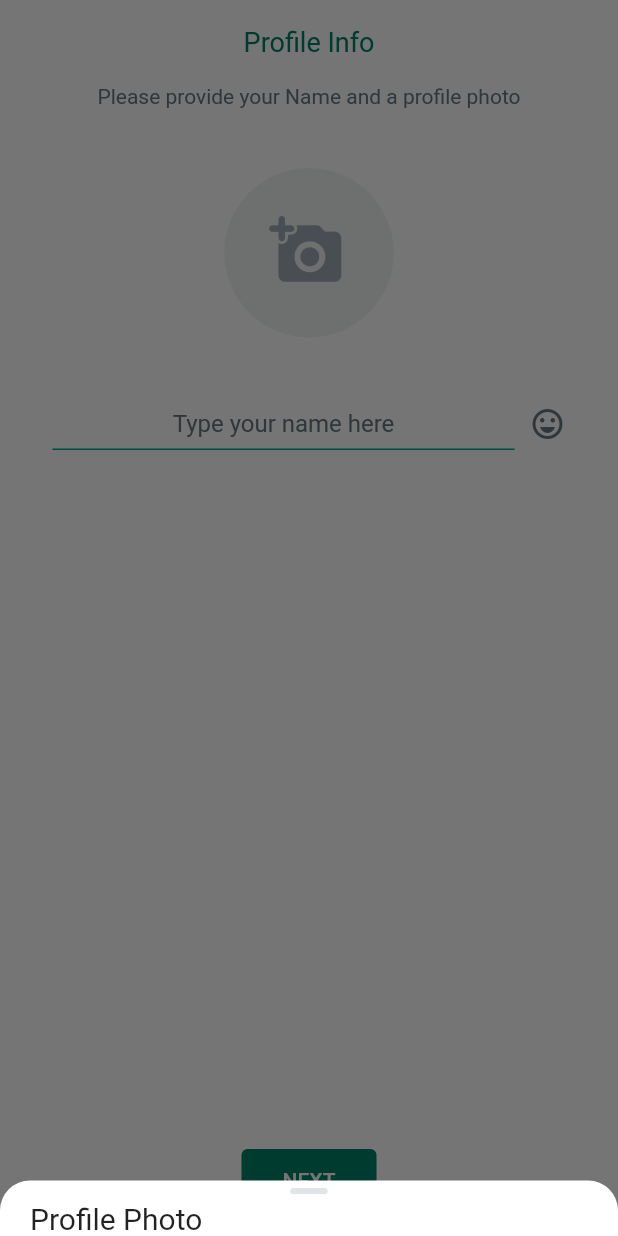
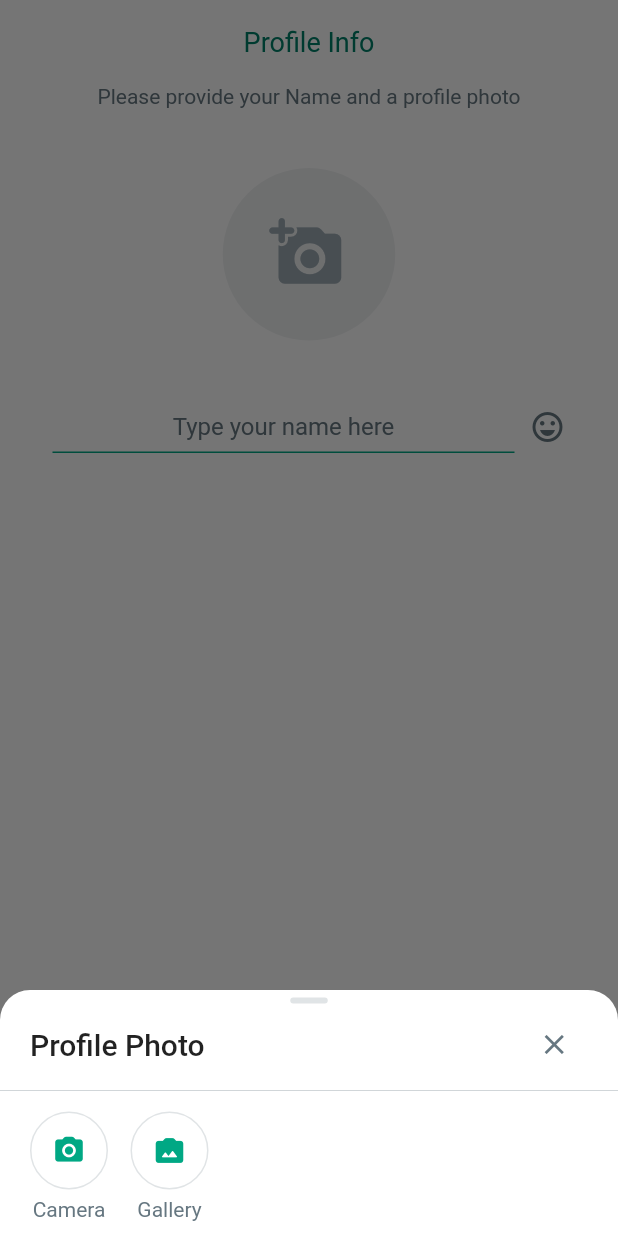
Before and after one commit to tavkeer/WhatsAppCloneFlutter, a Flutter app: the UserInfoPage screen opened by its route, after a tap on the "add a photo" icon, on a phone screen of 412 x 824 dp. Run offline on Flutter 3.47's test engine with Material 2 defaults, Android fonts, the phone set to English and light mode, and no system bars; our stand-ins replace cloud_firestore, country_picker, firebase_auth, firebase_core, firebase_storage, flutter_riverpod and 2 more; missing offline and left inert: photo_manager; accounts and stored records are empty.

Commit message:
wf android

```diff
--- a/lib/common/theme/light_theme.dart
+++ b/lib/common/theme/light_theme.dart
@@ -6,6 +6,9 @@ import 'package:whats_app_messenger/common/utils/color.dart';
 ThemeData lightTheme() {
   final ThemeData base = ThemeData.light();
   return base.copyWith(
+    colorScheme: const ColorScheme.light(
+      background: Coloors.backgroundLight,
+    ),
     scaffoldBackgroundColor: Coloors.backgroundLight,
     extensions: [CustomThemeExtension.lightMode],
     appBarTheme: const AppBarTheme(
--- a/lib/common/widgets/custom_icon_button.dart
+++ b/lib/common/widgets/custom_icon_button.dart
@@ -7,28 +7,42 @@ class CustomIconButton extends StatelessWidget {
   final Color? iconColor;
   final double? iconSize;
   final double? minWidth;
-  const CustomIconButton({
-    Key? key,
+  final Color? background;
+  final BoxBorder? border;
+  const CustomIconButton(
+      {Key? key,
       required this.onTap,
       required this.icon,
       this.iconColor,
       this.iconSize,
       this.minWidth,
-  }) : super(key: key);
+      this.background,
+      this.border})
+      : super(key: key);
 
   @override
   Widget build(BuildContext context) {
-    return IconButton(
-      onPressed: () => onTap,
+    return Container(
+      decoration: BoxDecoration(
+        color: background,
+        shape: BoxShape.circle,
+        border: border,
+      ),
+      child: IconButton(
+        onPressed: onTap,
         icon: Icon(
           icon,
           color: iconColor ?? context.theme.greyColor,
         ),
         splashColor: Colors.transparent,
-      splashRadius: 22,
+        splashRadius: (minWidth ?? 45) - 25,
         iconSize: iconSize ?? 22,
         padding: EdgeInsets.zero,
-      constraints: BoxConstraints(minWidth: minWidth ?? 40),
+        constraints: BoxConstraints(
+          minWidth: minWidth ?? 45,
+          minHeight: minWidth ?? 45,
+        ),
+      ),
     );
   }
 }
--- a/lib/feature/auth/pages/userinfo_page.dart
+++ b/lib/feature/auth/pages/userinfo_page.dart
@@ -1,9 +1,17 @@
-// ignore_for_file: prefer_const_constructors,prefer_const_literals_to_create_immutables
+// ignore_for_file: prefer_const_constructors,prefer_const_literals_to_create_immutables, unnecessary_cast
+
+import 'dart:io';
+import 'dart:typed_data';
 
 import 'package:flutter/material.dart';
+import 'package:image_picker/image_picker.dart';
 import 'package:whats_app_messenger/common/extension/custom_theme_extension.dart';
+import 'package:whats_app_messenger/common/helper/showalert_dialog.dart';
+import 'package:whats_app_messenger/common/utils/color.dart';
 import 'package:whats_app_messenger/common/widgets/custom_elevatee_button.dart';
+import 'package:whats_app_messenger/common/widgets/custom_icon_button.dart';
 import 'package:whats_app_messenger/common/widgets/short_h_bar.dart';
+import 'package:whats_app_messenger/feature/auth/pages/image_picker.dart';
 import 'package:whats_app_messenger/feature/auth/widgets/custom_text_field.dart';
 
 class UserInfoPage extends StatefulWidget {
@@ -14,6 +22,8 @@ class UserInfoPage extends StatefulWidget {
 }
 
 class _UserInfoPageState extends State<UserInfoPage> {
+  File? imageCamera;
+  Uint8List? imageGallery;
   imagePickerTypeBottomSheet() {
     return showModalBottomSheet(
       context: context,
@@ -29,13 +39,107 @@ class _UserInfoPageState extends State<UserInfoPage> {
                 ),
                 Text(
                   'Profile Photo',
-                  style: TextStyle(fontSize: 20),
+                  style: TextStyle(
+                    fontSize: 20,
+                    fontWeight: FontWeight.w500,
+                  ),
+                ),
+                Spacer(),
+                CustomIconButton(
+                  onTap: () => Navigator.pop(context),
+                  icon: Icons.close,
+                ),
+                SizedBox(
+                  width: 20,
                 )
               ],
+            ),
+            Divider(
+              color: context.theme.greyColor!.withOpacity(0.3),
+            ),
+            SizedBox(
+              height: 6,
+            ),
+            Row(
+              children: [
+                SizedBox(
+                  width: 20,
+                ),
+                imagePickerIcon(
+                  onTap: pickImageFromcamera,
+                  icon: Icons.camera_alt_rounded,
+                  text: "Camera",
+                ),
+                SizedBox(
+                  width: 15,
+                ),
+                imagePickerIcon(
+                  onTap: () async {
+                    Navigator.pop(context);
+                    final image = await Navigator.of(context).push(
+                      MaterialPageRoute(
+                        builder: (context) => ImagePickerPage(),
+                      ),
+                    );
+                    if (image == null) return;
+                    setState(() {
+                      imageGallery = image;
+                      imageCamera = null;
+                    });
+                  },
+                  icon: Icons.photo_camera_back_rounded,
+                  text: "Gallery",
+                ),
+              ],
+            ),
+            SizedBox(
+              height: 10,
             )
           ],
         );
       },
+    );
+  }
+
+  pickImageFromcamera() async {
+    try {
+      final image = await ImagePicker().pickImage(source: ImageSource.camera);
+      setState(() {
+        imageCamera = File(image!.path);
+        imageGallery = null;
+      });
+    } catch (e) {
+      showAlertDialog(context: context, message: e.toString());
+    }
+  }
+
+  imagePickerIcon({
+    required VoidCallback onTap,
+    required IconData icon,
+    required String text,
+  }) {
+    return Column(
+      children: [
+        CustomIconButton(
+          onTap: onTap,
+          icon: icon,
+          iconColor: Coloors.greenDark,
+          minWidth: 50,
+          border: Border.all(
+            color: context.theme.greyColor!.withOpacity(0.2),
+            width: 1,
+          ),
+        ),
+        SizedBox(
+          height: 5,
+        ),
+        Text(
+          text,
+          style: TextStyle(
+            color: context.theme.greyColor,
+          ),
+        )
+      ],
     );
   }
 
@@ -68,13 +172,29 @@ class _UserInfoPageState extends State<UserInfoPage> {
               child: Container(
                 padding: EdgeInsets.all(30),
                 decoration: BoxDecoration(
-                    color: context.theme.photoIconBgColor,
-                    shape: BoxShape.circle),
+                  border: Border.all(
+                    color: imageCamera == null && imageGallery == null
+                        ? Colors.transparent
+                        : context.theme.greyColor!,
+                  ),
+                  image: (imageCamera != null || imageGallery != null)
+                      ? DecorationImage(
+                          fit: BoxFit.cover,
+                          image: (imageGallery != null)
+                              ? MemoryImage(imageGallery!) as ImageProvider
+                              : FileImage(imageCamera!),
+                        )
+                      : null,
+                  color: context.theme.photoIconBgColor,
+                  shape: BoxShape.circle,
+                ),
                 child: Padding(
                   padding: const EdgeInsets.only(bottom: 3, right: 3),
                   child: Icon(
                     Icons.add_a_photo_rounded,
-                    color: context.theme.photoIconColor,
+                    color: imageCamera == null && imageGallery == null
+                        ? context.theme.photoIconColor
+                        : Colors.transparent,
                     size: 50,
                   ),
                 ),
--- a/lib/main.dart
+++ b/lib/main.dart
@@ -6,6 +6,7 @@ import 'package:flutter_riverpod/flutter_riverpod.dart';
 import 'package:whats_app_messenger/common/routes/routes.dart';
 import 'package:whats_app_messenger/common/theme/dark_theme.dart';
 import 'package:whats_app_messenger/common/theme/light_theme.dart';
+import 'package:whats_app_messenger/feature/auth/pages/userinfo_page.dart';
 import 'package:whats_app_messenger/feature/welcome/pages/welcome_page.dart';
 
 void main() async {
@@ -28,7 +29,7 @@ class MyApp extends StatelessWidget {
       theme: lightTheme(),
       darkTheme: darkTheme(),
       themeMode: ThemeMode.system,
-      home: WelcomePage(),
+      home: UserInfoPage(),
       onGenerateRoute: Routes.onGenerateRoute,
     );
   }
--- a/pubspec.yaml
+++ b/pubspec.yaml
@@ -39,6 +39,8 @@ dependencies:
     sdk: flutter
   flutter_native_splash: ^2.2.17
   flutter_riverpod: ^2.1.3
+  image_picker: ^0.8.6+1
+  photo_manager: ^2.5.2
   riverpod: ^2.1.3-dev.9
 
 flutter_native_splash:
```
Also changed, not shown: lib/common/repository/firebase_storage_repository.dart (added, +9 -0 lines), lib/feature/auth/pages/image_picker.dart (added, +129 -0 lines), pubspec.lock, 2 other files. Lines whose indentation alone changed are shown as unchanged.
